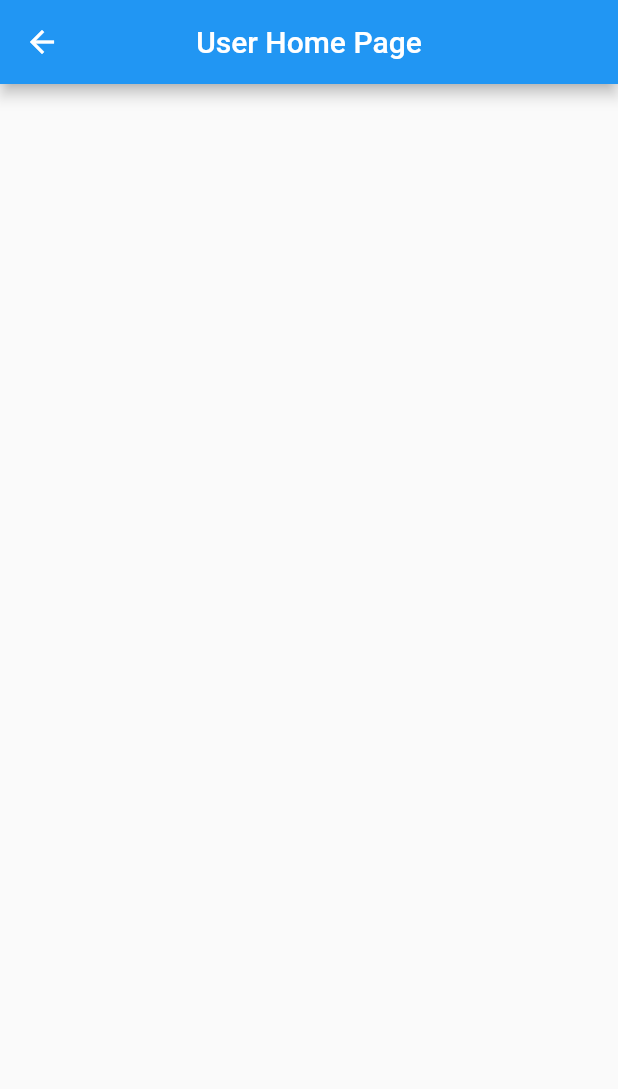
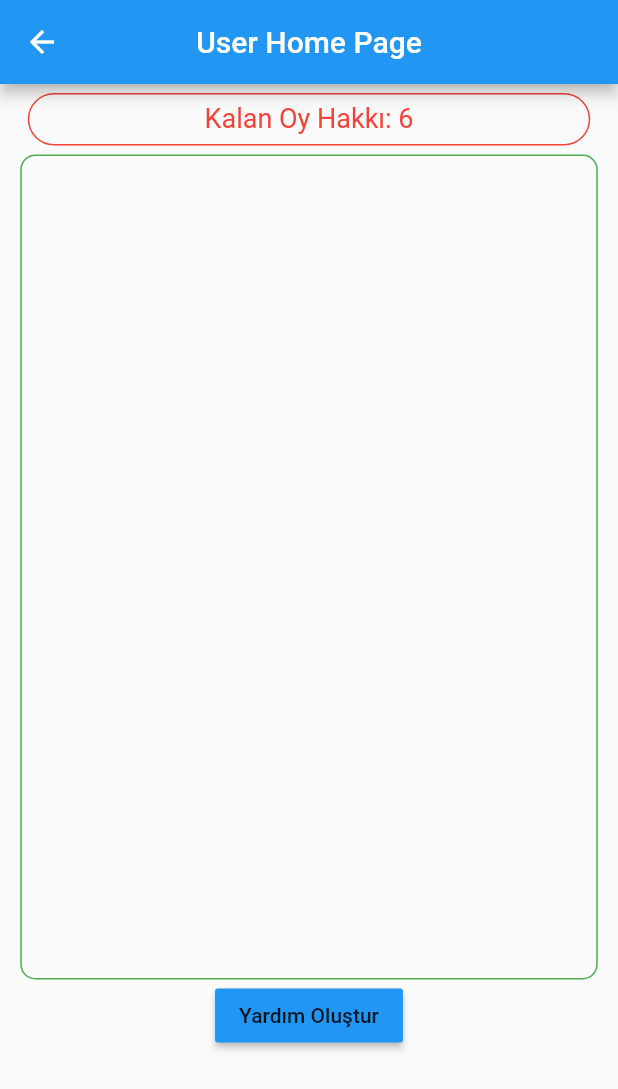
Before and after one commit to brkaksu/flutter_pet_support, a Flutter app: the UserHomePage screen opened directly, on a phone screen of 412 x 824 dp. Shown: the top 1089 px of the screen. Run offline on Flutter 3.47's test engine with Material 2 defaults, Android fonts, the phone set to English and light mode, and no system bars; our stand-ins replace firebase_auth, firebase_core, firebase_storage, image_picker; accounts and stored records are empty.

Commit message:
Kullanıcı anasayfa tasarlandı

```diff
--- a/lib/user/user_homepage.dart
+++ b/lib/user/user_homepage.dart
@@ -1,3 +1,4 @@
+import 'package:flutter/cupertino.dart';
 import 'package:flutter/material.dart';
 
 // Oylama Ekranı
@@ -8,13 +9,98 @@ class UserHomePage extends StatefulWidget {
 }
 
 class _UserHomePageState extends State<UserHomePage> {
+  List<String> isimler = List();
+  int voit = 0 ;
   @override
   Widget build(BuildContext context) {
     return Scaffold(
-      appBar: AppBar(
-        title: Text("User Home Page"),
-        centerTitle: true,
+        appBar: AppBar(
+          title: Text("User Home Page"),
+          centerTitle: true,
+        ),
+
+        body: Column(
+          children: <Widget>[
+            Align(
+              alignment: Alignment.topCenter,
+              child: Container(
+                width:  375,
+                height: 35,
+                margin: EdgeInsets.all(6.0),
+
+                decoration: BoxDecoration(
+                    border: Border.all(
+                      color: Colors.red[500],
+                    ),
+                    borderRadius: BorderRadius.all(Radius.circular(20))
+                ),
+                child: Padding(
+                  padding: EdgeInsets.all(5.0),
+                  child: Column(
+                    crossAxisAlignment: CrossAxisAlignment.center,
+                    children: <Widget>[
+
+                      Text(
+                        'Kalan Oy Hakkı: 6',
+                        style: TextStyle(
+                            color: Colors.red[500],
+                            fontSize: 18),
+                      ),
+
+                    ],
+                  ),
+                ),
+              ),
+            ),
+            Align(
+              alignment: Alignment.center,
+              child: Container(
+                width: 385,
+                height: 550,
+                decoration: BoxDecoration(
+                  borderRadius: BorderRadius.all(Radius.circular(10.0)),
+                  border: Border.all(color: Colors.green, width: 1),
+                ),
+                child: ListView.builder(
+                  itemBuilder: _urunler,
+                  itemCount: isimler.length,
+                ),
+              ),
+            ),
+            Row(
+              mainAxisAlignment: MainAxisAlignment.spaceEvenly,
+              children: <Widget>[
+                RaisedButton(
+                  color: Colors.blue,
+                  onPressed: _elemanEkle,
+                  child: Text("Yardım Oluştur"),
+                ),
+
+              ],
+            ),
+          ],
+        )
+    );
+  }
+  Widget _urunler(BuildContext context, int index) {
+    return Card(
+      color: Colors.white70,
+      child: ListTile(
+        leading: Icon(Icons.add_location),
+        title: Text("şehirim Ben"),
+        subtitle: Text("Kullanıcı Açıklama"),
+        trailing: Icon(Icons.add),
       ),
     );
   }
+  void _elemanEkle (){
+    setState(() {
+      counterVote();
+      isimler.add("Card ${voit}");
+
+    });
+  }
+  void counterVote (){
+    voit ++ ;
+  }
 }
```
Also changed, not shown: lib/oylamaBaslat.dart (added, +10 -0 lines), pubspec.lock.
